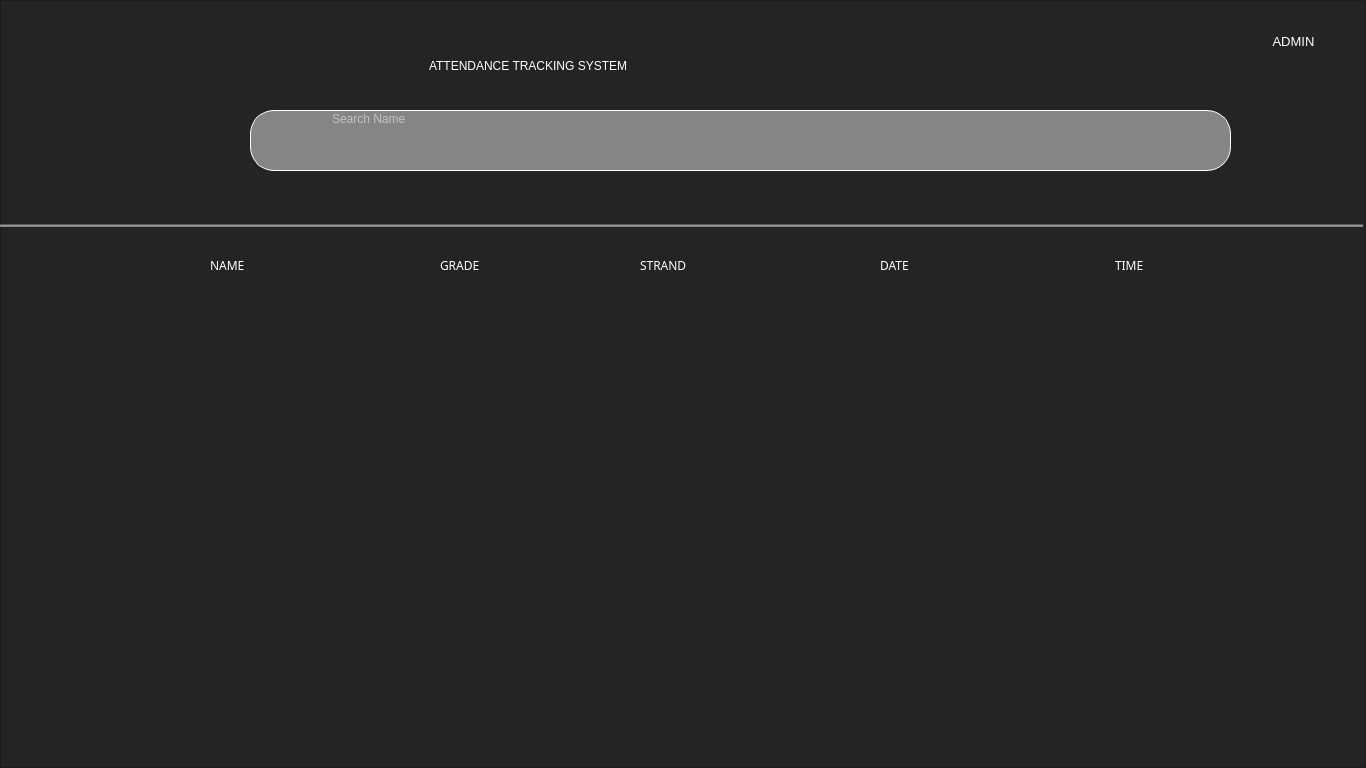
Qt form ui/admin.ui (HimoJCode/Automated-Attendance-Tracking) before a commit.
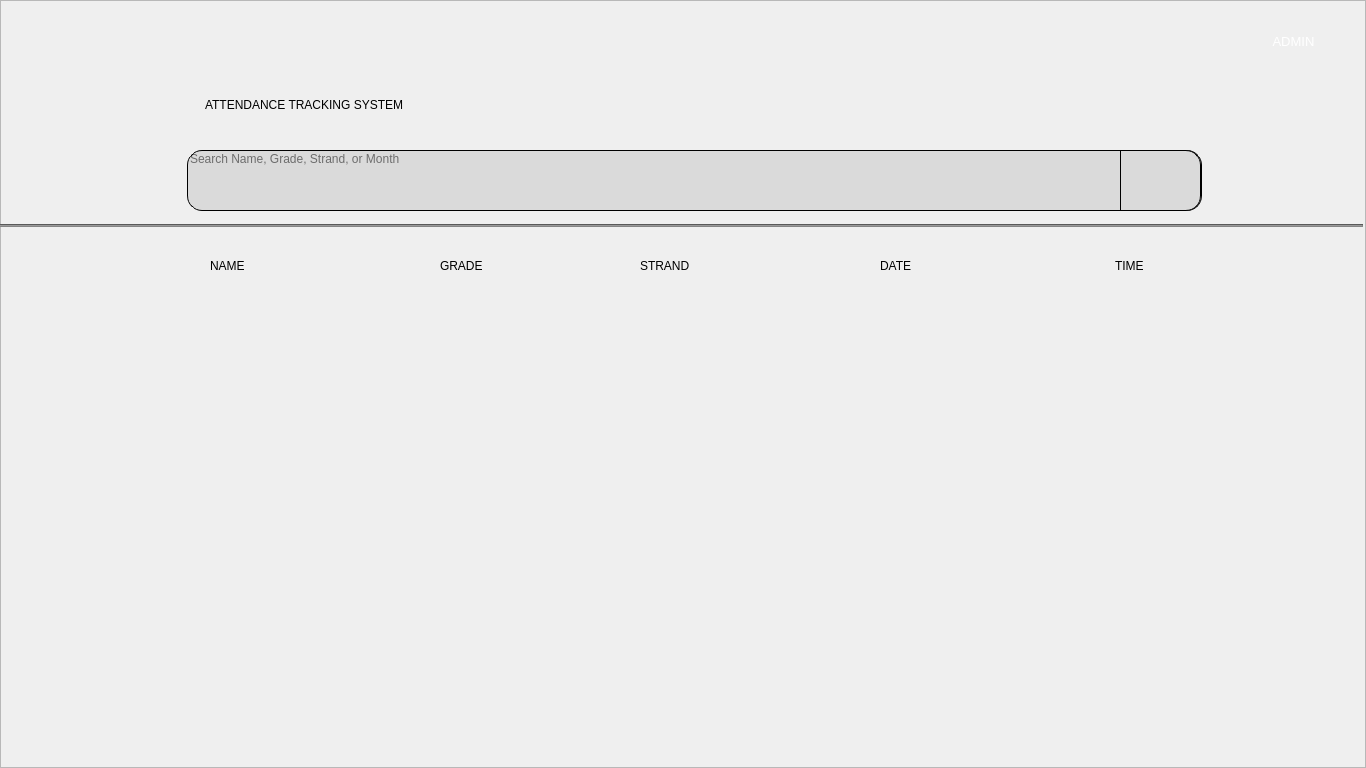
The same form after that commit. Icons and pictures are not drawn.

Patch:
```diff
--- a/ui/admin.ui
+++ b/ui/admin.ui
@@ -33,10 +33,9 @@
     <item>
      <widget class="QFrame" name="background">
       <property name="styleSheet">
-       <string notr="true">background-repeat: no-repeat;
-background-color: #242424;
-
-</string>
+       <string notr="true">QFrame#background{
+border-image:url(:/resources/whiteBG.png) 0 0 0 0 stretch stretch;
+}</string>
       </property>
       <property name="frameShape">
        <enum>QFrame::StyledPanel</enum>
@@ -47,22 +46,22 @@
       <widget class="QPushButton" name="searchButton">
        <property name="geometry">
         <rect>
-         <x>250</x>
-         <y>110</y>
+         <x>1120</x>
+         <y>150</y>
          <width>81</width>
          <height>61</height>
         </rect>
        </property>
        <property name="styleSheet">
-        <string notr="true">background-color: rgb(133, 133, 133);
+        <string notr="true">background-color: #dadada;
 
-border-top: 1px solid white;
-border-left: 1px solid white;
-border-bottom: 1px solid white;
-border-right: none;
+border-top: 1px solid black;
+border-left: 1px solid black;
+border-bottom: 1px solid black;
+border-right: 1px solid black;
 
-border-top-left-radius: 24px;
-border-bottom-left-radius: 24px;</string>
+border-top-right-radius: 15px;
+border-bottom-right-radius: 15px;</string>
        </property>
        <property name="text">
         <string/>
@@ -81,15 +80,15 @@
       <widget class="QLabel" name="time_label">
        <property name="geometry">
         <rect>
-         <x>1060</x>
+         <x>1020</x>
          <y>33</y>
          <width>161</width>
          <height>28</height>
         </rect>
        </property>
        <property name="styleSheet">
-        <string notr="true">color: rgb(255, 255, 255);
-font: 20pt &quot;Forte&quot;;
+        <string notr="true">color: #000000;
+font: 63 20pt &quot;Segoe UI Semibold&quot;;
 background: transparent;</string>
        </property>
        <property name="text">
@@ -115,33 +114,34 @@
       <widget class="QLineEdit" name="searchBar">
        <property name="geometry">
         <rect>
-         <x>330</x>
-         <y>110</y>
-         <width>901</width>
+         <x>187</x>
+         <y>150</y>
+         <width>1015</width>
          <height>61</height>
         </rect>
        </property>
        <property name="styleSheet">
-        <string notr="true">color: rgb(255, 255, 255);
+        <string notr="true">color: #000000;
 font: 30pt &quot;MS Shell Dlg 2&quot;;
 background: transparent;
-background-color: rgb(133, 133, 133);
+background-color: #dadada;
 
+border-top: 1px solid black;
+border-right: 1px solid black;
+border-bottom: 1px solid black;
+border-left: 1px solid black;
 
-border-top: 1px solid white;
-border-right: 1px solid white;
-border-bottom: 1px solid white;
-border-left: none;
-
-border-top-right-radius: 24px;
-border-bottom-right-radius: 24px;
+border-top-right-radius: 15px;
+border-bottom-right-radius: 15px;
+border-top-left-radius: 15px;
+border-bottom-left-radius: 15px;
 </string>
        </property>
        <property name="alignment">
         <set>Qt::AlignLeading|Qt::AlignLeft|Qt::AlignTop</set>
        </property>
        <property name="placeholderText">
-        <string>Search Name</string>
+        <string>Search Name, Grade, Strand, or Month</string>
        </property>
       </widget>
       <widget class="QLabel" name="label">
@@ -150,16 +150,16 @@
        </property>
        <property name="geometry">
         <rect>
-         <x>429</x>
-         <y>31</y>
-         <width>531</width>
+         <x>205</x>
+         <y>70</y>
+         <width>991</width>
          <height>69</height>
         </rect>
        </property>
        <property name="styleSheet">
-        <string notr="true">color: white;
-font: 25pt &quot;Forte&quot;;
+        <string notr="true">color: #000000;
 background: transparent;
+font: 63 48pt &quot;Segoe UI Semibold&quot;;
 </string>
        </property>
        <property name="text">
@@ -169,15 +169,15 @@
       <widget class="QLabel" name="date_label">
        <property name="geometry">
         <rect>
-         <x>43</x>
+         <x>220</x>
          <y>33</y>
          <width>201</width>
-         <height>28</height>
+         <height>41</height>
         </rect>
        </property>
        <property name="styleSheet">
-        <string notr="true">color: rgb(255, 255, 255);
-font: 20pt &quot;Forte&quot;;
+        <string notr="true">color: #000000;
+font: 63 20pt &quot;Segoe UI Semibold&quot;;
 background: transparent;</string>
        </property>
        <property name="text">
@@ -333,10 +333,9 @@
         </rect>
        </property>
        <property name="styleSheet">
-        <string notr="true">font: 75 25pt &quot;MS Shell Dlg 2&quot;;
-font-family: bold;
-color: white;
-background: transparent;</string>
+        <string notr="true">font: 87 20pt &quot;Segoe UI Black&quot;;
+background: transparent;
+color: #000000;</string>
        </property>
        <property name="text">
         <string>NAME</string>
@@ -352,10 +351,9 @@
         </rect>
        </property>
        <property name="styleSheet">
-        <string notr="true">font: 75 25pt &quot;MS Shell Dlg 2&quot;;
-font-family: bold;
-color: white;
-background: transparent;</string>
+        <string notr="true">font: 87 20pt &quot;Segoe UI Black&quot;;
+background: transparent;
+color: #000000;</string>
        </property>
        <property name="text">
         <string>GRADE</string>
@@ -366,15 +364,14 @@
         <rect>
          <x>640</x>
          <y>250</y>
-         <width>141</width>
+         <width>121</width>
          <height>31</height>
         </rect>
        </property>
        <property name="styleSheet">
-        <string notr="true">font: 75 25pt &quot;MS Shell Dlg 2&quot;;
-color: white;
+        <string notr="true">font: 87 20pt &quot;Segoe UI Black&quot;;
 background: transparent;
-font-family: bold;</string>
+color: #000000;</string>
        </property>
        <property name="text">
         <string>STRAND</string>
@@ -390,10 +387,9 @@
         </rect>
        </property>
        <property name="styleSheet">
-        <string notr="true">font: 75 25pt &quot;MS Shell Dlg 2&quot;;
-color: white;
+        <string notr="true">font: 87 20pt &quot;Segoe UI Black&quot;;
 background: transparent;
-font-family: bold;</string>
+color: #000000;</string>
        </property>
        <property name="text">
         <string>DATE</string>
@@ -409,10 +405,9 @@
         </rect>
        </property>
        <property name="styleSheet">
-        <string notr="true">font: 75 25pt &quot;MS Shell Dlg 2&quot;;
-color: white;
+        <string notr="true">font: 87 20pt &quot;Segoe UI Black&quot;;
 background: transparent;
-font-family: bold;</string>
+color: #000000;</string>
        </property>
        <property name="text">
         <string>TIME</string>
@@ -423,14 +418,14 @@
         <rect>
          <x>100</x>
          <y>300</y>
-         <width>1151</width>
+         <width>1181</width>
          <height>401</height>
         </rect>
        </property>
        <property name="styleSheet">
         <string notr="true">QTableWidget {
     background: transparent;
-    color: #FFFFFF;
+    color: #000000;
     border: none;
     gridline-color: transparent;
     outline: none;
@@ -439,7 +434,7 @@
 }
 QHeaderView::section {
     background-color: transparent;
-    color: #FFFFFF;
+    color: #000000;
     font-size: 20px;
     border: none;
     padding: 5px;
@@ -454,17 +449,17 @@
 
 QTableWidget::item:selected {
     background-color: transparent;
-    color: #FFFFFF;
+    color: #000000;
 }
 
 QTableWidget::item {
     selection-background-color: transparent;
-    selection-color: #FFFFFF;
+    selection-color: #000000;
 }
 
 QHeaderView::section:horizontal {
     background-color: transparent;
-    color: white;
+    color: 000000;
     border: none;
     font-size: 15px;
 }
@@ -547,6 +542,38 @@
         </property>
        </column>
       </widget>
+      <widget class="QLabel" name="noDataLabel">
+       <property name="geometry">
+        <rect>
+         <x>460</x>
+         <y>320</y>
+         <width>561</width>
+         <height>41</height>
+        </rect>
+       </property>
+       <property name="styleSheet">
+        <string notr="true">font: 87 20pt &quot;Segoe UI Black&quot;;
+background: transparent;
+color: #000000;</string>
+       </property>
+       <property name="text">
+        <string/>
+       </property>
+      </widget>
+      <zorder>time_label</zorder>
+      <zorder>line</zorder>
+      <zorder>searchBar</zorder>
+      <zorder>label</zorder>
+      <zorder>date_label</zorder>
+      <zorder>frame_1</zorder>
+      <zorder>nameLogs</zorder>
+      <zorder>gradeLogs</zorder>
+      <zorder>strandLogs</zorder>
+      <zorder>dateLogs</zorder>
+      <zorder>timeLogs</zorder>
+      <zorder>attendanceTableWidget</zorder>
+      <zorder>noDataLabel</zorder>
+      <zorder>searchButton</zorder>
      </widget>
     </item>
    </layout>
```
Left out of the diff: 2 changed lines with no effect on the pictures.
